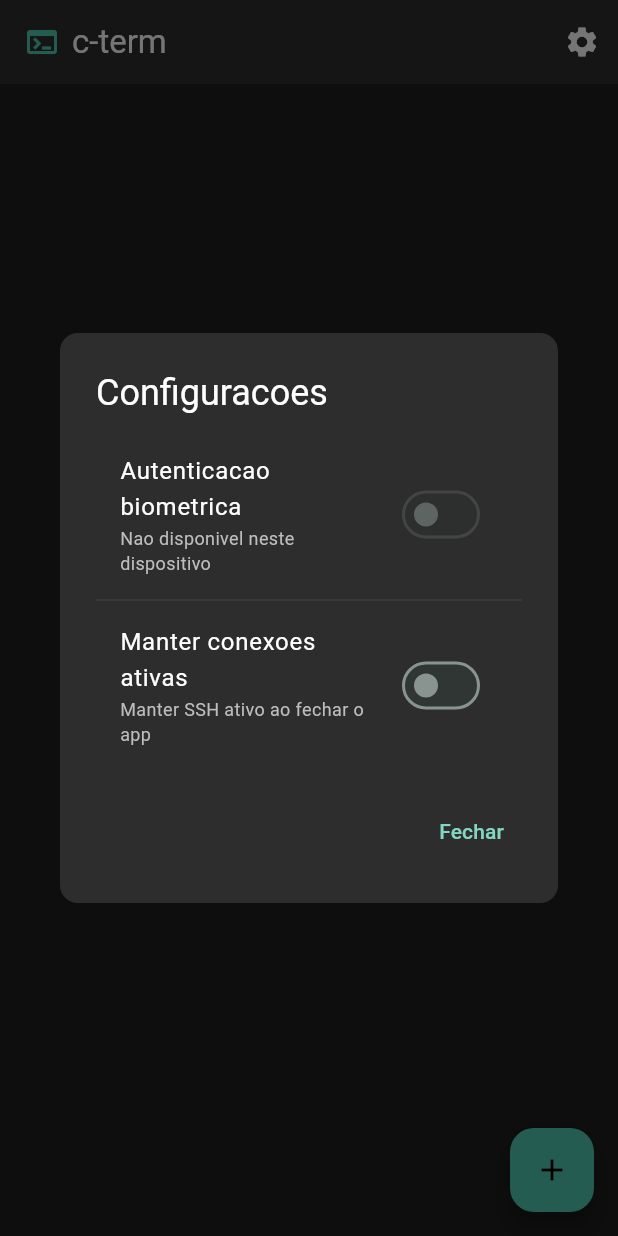
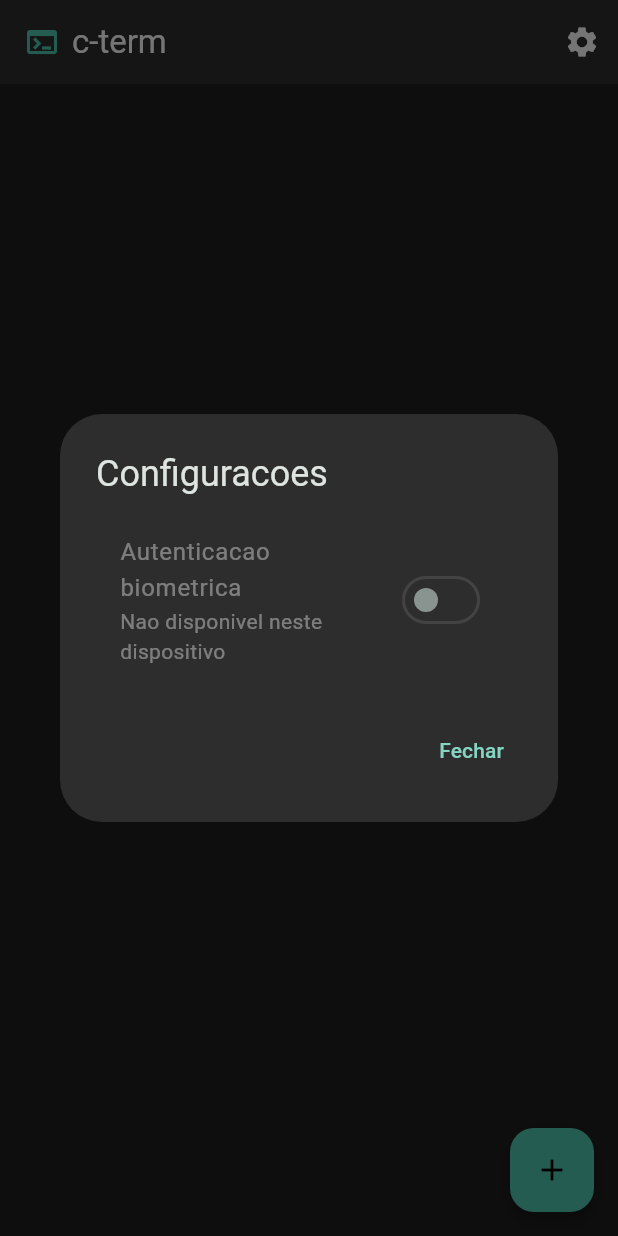
Before and after one commit to ropermen/c-term, a Flutter app: the screen it shows after launch, after a tap on the "settings" icon, on a phone screen of 412 x 824 dp. Run offline on Flutter 3.47's test engine with Material 3 defaults, Android fonts, the phone set to English and light mode, and no system bars; our stand-ins replace flutter_secure_storage, local_auth, wakelock_plus; missing offline and left inert: dartssh2, xterm.

Commit message:
v2.0.0: Material 3 update, remove foreground service, improve modifiers
- Apply modern Material 3 design with improved theming
- Remove foreground service option (keep connections alive)
- Allow Ctrl, Alt, Shift modifiers to be combined simultaneously
- Add Shift key to default keyboard keys
- Move keyboard settings button to extra keys bar (first position)
- Remove flutter_foreground_task dependency
- Clean up unused permissions from AndroidManifest

Co-Authored-By: Claude Opus 4.5 <noreply@anthropic.com>

```diff
--- a/lib/app.dart
+++ b/lib/app.dart
@@ -10,6 +10,13 @@ class CTermApp extends StatelessWidget {
 
   @override
   Widget build(BuildContext context) {
+    final colorScheme = ColorScheme.fromSeed(
+      seedColor: const Color(0xFF4EC9B0),
+      brightness: Brightness.dark,
+      surface: const Color(0xFF1E1E1E),
+      surfaceContainerHighest: const Color(0xFF2D2D2D),
+    );
+
     return MultiProvider(
       providers: [
         ChangeNotifierProvider(create: (_) => ConnectionsProvider()),
@@ -21,45 +28,104 @@ class CTermApp extends StatelessWidget {
         debugShowCheckedModeBanner: false,
         theme: ThemeData(
           useMaterial3: true,
-          colorScheme: ColorScheme.fromSeed(
-            seedColor: const Color(0xFF4EC9B0),
-            brightness: Brightness.dark,
-          ),
-          scaffoldBackgroundColor: const Color(0xFF1E1E1E),
-          appBarTheme: const AppBarTheme(
-            backgroundColor: Color(0xFF2D2D2D),
-            foregroundColor: Colors.white,
+          colorScheme: colorScheme,
+          scaffoldBackgroundColor: colorScheme.surface,
+          appBarTheme: AppBarTheme(
+            backgroundColor: colorScheme.surfaceContainerHighest,
+            foregroundColor: colorScheme.onSurface,
             elevation: 0,
+            scrolledUnderElevation: 0,
+            centerTitle: false,
           ),
           cardTheme: CardTheme(
-            color: const Color(0xFF2D2D2D),
+            color: colorScheme.surfaceContainerHighest,
             elevation: 0,
             shape: RoundedRectangleBorder(
-              borderRadius: BorderRadius.circular(12),
+              borderRadius: BorderRadius.circular(16),
             ),
           ),
           inputDecorationTheme: InputDecorationTheme(
             filled: true,
-            fillColor: const Color(0xFF2D2D2D),
+            fillColor: colorScheme.surfaceContainerHighest,
             border: OutlineInputBorder(
               borderRadius: BorderRadius.circular(12),
               borderSide: BorderSide.none,
             ),
+            contentPadding: const EdgeInsets.symmetric(horizontal: 16, vertical: 16),
           ),
-          elevatedButtonTheme: ElevatedButtonThemeData(
-            style: ElevatedButton.styleFrom(
-              backgroundColor: const Color(0xFF4EC9B0),
-              foregroundColor: Colors.black,
+          filledButtonTheme: FilledButtonThemeData(
+            style: FilledButton.styleFrom(
+              minimumSize: const Size(double.infinity, 56),
               shape: RoundedRectangleBorder(
                 borderRadius: BorderRadius.circular(12),
               ),
             ),
           ),
+          elevatedButtonTheme: ElevatedButtonThemeData(
+            style: ElevatedButton.styleFrom(
+              backgroundColor: colorScheme.primary,
+              foregroundColor: colorScheme.onPrimary,
+              minimumSize: const Size(0, 48),
+              shape: RoundedRectangleBorder(
+                borderRadius: BorderRadius.circular(12),
+              ),
+            ),
+          ),
+          textButtonTheme: TextButtonThemeData(
+            style: TextButton.styleFrom(
+              foregroundColor: colorScheme.primary,
+            ),
+          ),
           dialogTheme: DialogTheme(
-            backgroundColor: const Color(0xFF2D2D2D),
+            backgroundColor: colorScheme.surfaceContainerHighest,
+            surfaceTintColor: Colors.transparent,
+            shape: RoundedRectangleBorder(
+              borderRadius: BorderRadius.circular(28),
+            ),
+          ),
+          floatingActionButtonTheme: FloatingActionButtonThemeData(
+            backgroundColor: colorScheme.primary,
+            foregroundColor: colorScheme.onPrimary,
+            elevation: 3,
+            shape: RoundedRectangleBorder(
+              borderRadius: BorderRadius.circular(16),
+            ),
+          ),
+          switchTheme: SwitchThemeData(
+            thumbColor: WidgetStateProperty.resolveWith((states) {
+              if (states.contains(WidgetState.selected)) {
+                return colorScheme.primary;
+              }
+              return colorScheme.outline;
+            }),
+            trackColor: WidgetStateProperty.resolveWith((states) {
+              if (states.contains(WidgetState.selected)) {
+                return colorScheme.primaryContainer;
+              }
+              return colorScheme.surfaceContainerHighest;
+            }),
+          ),
+          snackBarTheme: SnackBarThemeData(
+            backgroundColor: colorScheme.inverseSurface,
+            contentTextStyle: TextStyle(color: colorScheme.onInverseSurface),
+            behavior: SnackBarBehavior.floating,
             shape: RoundedRectangleBorder(
               borderRadius: BorderRadius.circular(12),
             ),
+          ),
+          popupMenuTheme: PopupMenuThemeData(
+            color: colorScheme.surfaceContainerHighest,
+            shape: RoundedRectangleBorder(
+              borderRadius: BorderRadius.circular(12),
+            ),
+          ),
+          listTileTheme: ListTileThemeData(
+            iconColor: colorScheme.onSurfaceVariant,
+            textColor: colorScheme.onSurface,
+          ),
+          dividerTheme: DividerThemeData(
+            color: colorScheme.outlineVariant,
+            thickness: 1,
           ),
         ),
         home: const AuthScreen(),
--- a/lib/main.dart
+++ b/lib/main.dart
@@ -1,7 +1,6 @@
 import 'package:flutter/material.dart';
 import 'package:flutter/services.dart';
 import 'app.dart';
-import 'services/foreground_service.dart';
 
 void main() async {
   WidgetsFlutterBinding.ensureInitialized();
@@ -15,7 +14,5 @@ void main() async {
     ),
   );
 
-  await ForegroundServiceManager.init();
-
   runApp(const CTermApp());
 }
--- a/lib/models/keyboard_key.dart
+++ b/lib/models/keyboard_key.dart
@@ -68,8 +68,9 @@ class KeyboardKey {
       // Modifiers
       KeyboardKey(id: 'ctrl', label: 'Ctrl', value: 'CTRL', isModifier: true, order: 0),
       KeyboardKey(id: 'alt', label: 'Alt', value: 'ALT', isModifier: true, order: 1),
+      KeyboardKey(id: 'shift', label: 'Shift', value: 'SHIFT', isModifier: true, order: 2),
       // Common keys
-      KeyboardKey(id: 'tab', label: 'Tab', value: '\t', order: 2),
+      KeyboardKey(id: 'tab', label: 'Tab', value: '\t', order: 3),
       KeyboardKey(id: 'esc', label: 'Esc', value: '\x1B', order: 3),
       // Arrow keys
       KeyboardKey(id: 'up', label: 'Up', value: '\x1B[A', order: 4),
--- a/lib/screens/home_screen.dart
+++ b/lib/screens/home_screen.dart
@@ -129,7 +129,6 @@ class _HomeScreenState extends State<HomeScreen> {
     final authService = AuthService();
     bool biometricEnabled = await storageService.isBiometricEnabled();
     bool biometricAvailable = await authService.isBiometricAvailable();
-    bool keepConnectionsAlive = await storageService.isKeepConnectionsAliveEnabled();
 
     if (!mounted) return;
 
@@ -137,52 +136,21 @@ class _HomeScreenState extends State<HomeScreen> {
       context: context,
       builder: (ctx) => StatefulBuilder(
         builder: (context, setDialogState) => AlertDialog(
-          backgroundColor: const Color(0xFF2D2D2D),
-          title: const Text(
-            'Configuracoes',
-            style: TextStyle(color: Colors.white),
-          ),
-          content: Column(
-            mainAxisSize: MainAxisSize.min,
-            children: [
-              SwitchListTile(
-                title: const Text(
-                  'Autenticacao biometrica',
-                  style: TextStyle(color: Colors.white),
-                ),
+          title: const Text('Configuracoes'),
+          content: SwitchListTile(
+            title: const Text('Autenticacao biometrica'),
             subtitle: Text(
               biometricAvailable
                   ? 'Exigir biometria ao abrir o app'
                   : 'Nao disponivel neste dispositivo',
-                  style: TextStyle(color: Colors.grey.shade400, fontSize: 12),
             ),
             value: biometricEnabled,
-                activeColor: const Color(0xFF4EC9B0),
             onChanged: biometricAvailable
                 ? (value) async {
                     await storageService.setBiometricEnabled(value);
                     setDialogState(() => biometricEnabled = value);
                   }
                 : null,
-              ),
-              const Divider(color: Color(0xFF3D3D3D)),
-              SwitchListTile(
-                title: const Text(
-                  'Manter conexoes ativas',
-                  style: TextStyle(color: Colors.white),
-                ),
-                subtitle: Text(
-                  'Manter SSH ativo ao fechar o app',
-                  style: TextStyle(color: Colors.grey.shade400, fontSize: 12),
-                ),
-                value: keepConnectionsAlive,
-                activeColor: const Color(0xFF4EC9B0),
-                onChanged: (value) async {
-                  await storageService.setKeepConnectionsAliveEnabled(value);
-                  setDialogState(() => keepConnectionsAlive = value);
-                },
-              ),
-            ],
           ),
           actions: [
             TextButton(
--- a/lib/services/foreground_service.dart
+++ /dev/null
@@ -1,68 +0,0 @@
-import 'package:flutter_foreground_task/flutter_foreground_task.dart';
-
-class ForegroundServiceManager {
-  static bool _isInitialized = false;
-  static bool _isRunning = false;
-
-  static Future<void> init() async {
-    if (_isInitialized) return;
-
-    FlutterForegroundTask.init(
-      androidNotificationOptions: AndroidNotificationOptions(
-        channelId: 'c_term_ssh',
-        channelName: 'c-term SSH',
-        channelDescription: 'Conexoes SSH ativas',
-        channelImportance: NotificationChannelImportance.LOW,
-        priority: NotificationPriority.LOW,
-      ),
-      iosNotificationOptions: const IOSNotificationOptions(
-        showNotification: true,
-        playSound: false,
-      ),
-      foregroundTaskOptions: ForegroundTaskOptions(
-        eventAction: ForegroundTaskEventAction.nothing(),
-        autoRunOnBoot: false,
-        autoRunOnMyPackageReplaced: false,
-        allowWakeLock: true,
-        allowWifiLock: true,
-      ),
-    );
-
-    _isInitialized = true;
-  }
-
-  static Future<void> startService(int sessionCount) async {
-    if (!_isInitialized) await init();
-
-    if (_isRunning) {
-      await updateNotification(sessionCount);
-      return;
-    }
-
-    await FlutterForegroundTask.startService(
-      notificationTitle: 'c-term',
-      notificationText: '$sessionCount conexao(oes) SSH ativa(s)',
-      callback: null,
-    );
-
-    _isRunning = true;
-  }
-
-  static Future<void> updateNotification(int sessionCount) async {
-    if (!_isRunning) return;
-
-    await FlutterForegroundTask.updateService(
-      notificationTitle: 'c-term',
-      notificationText: '$sessionCount conexao(oes) SSH ativa(s)',
-    );
-  }
-
-  static Future<void> stopService() async {
-    if (!_isRunning) return;
-
-    await FlutterForegroundTask.stopService();
-    _isRunning = false;
-  }
-
-  static bool get isRunning => _isRunning;
-}
--- a/lib/services/storage_service.dart
+++ b/lib/services/storage_service.dart
@@ -7,7 +7,6 @@ class StorageService {
   static const String _connectionsKey = 'ssh_connections';
   static const String _keyboardKeysKey = 'keyboard_keys';
   static const String _biometricEnabledKey = 'biometric_enabled';
-  static const String _keepConnectionsAliveKey = 'keep_connections_alive';
 
   final FlutterSecureStorage _storage;
 
@@ -100,13 +99,4 @@ class StorageService {
   Future<void> setBiometricEnabled(bool enabled) async {
     await _storage.write(key: _biometricEnabledKey, value: enabled.toString());
   }
-
-  Future<bool> isKeepConnectionsAliveEnabled() async {
-    final String? value = await _storage.read(key: _keepConnectionsAliveKey);
-    return value == 'true';
-  }
-
-  Future<void> setKeepConnectionsAliveEnabled(bool enabled) async {
-    await _storage.write(key: _keepConnectionsAliveKey, value: enabled.toString());
-  }
 }
--- a/pubspec.yaml
+++ b/pubspec.yaml
@@ -16,7 +16,7 @@ publish_to: 'none' # Remove this line if you wish to publish to pub.dev
 # https://developer.apple.com/library/archive/documentation/General/Reference/InfoPlistKeyReference/Articles/CoreFoundationKeys.html
 # In Windows, build-name is used as the major, minor, and patch parts
 # of the product and file versions while build-number is used as the build suffix.
-version: 1.9.1+15
+version: 2.0.0+16
 
 environment:
   sdk: ^3.6.1
@@ -55,9 +55,6 @@ dependencies:
 
   # Keep screen awake for active connections
   wakelock_plus: ^1.2.8
-
-  # Foreground service for persistent SSH connections
-  flutter_foreground_task: ^8.10.0
 
 dev_dependencies:
   flutter_test:
```
Also changed, not shown: lib/providers/terminal_provider.dart (+1 -11 lines), lib/screens/terminal_screen.dart (+0 -10 lines), lib/widgets/terminal_keyboard.dart (+59 -22 lines), pubspec.lock, 3 other files. Lines whose indentation alone changed are shown as unchanged.
